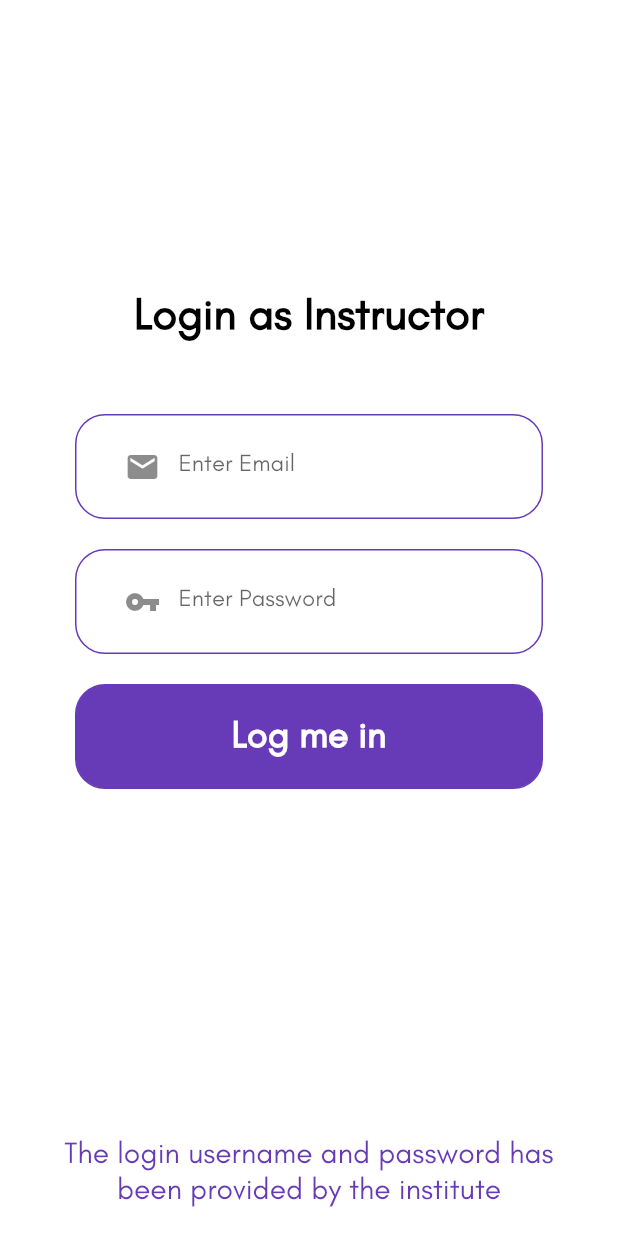
After one commit to hareshnayak/zariya, a Flutter app: the screen it shows after launch, after a tap on "Login as an Instructor", on a phone screen of 412 x 824 dp. The commit adds this screen. Run offline on Flutter 3.47's test engine with Material 2 defaults, Android fonts, the phone set to English and light mode, and no system bars; our stand-ins replace carousel_pro, carousel_slider, cloud_firestore, firebase_auth, firebase_storage, google_sign_in and 1 more; accounts and stored records are empty; network calls fail.

Commit message:
Teacher Login created

```diff
--- a/lib/index.dart
+++ b/lib/index.dart
@@ -64,16 +64,20 @@ class _IndexPageState extends State<IndexPage> {
         appBar: PreferredSize(
           preferredSize: Size.fromHeight(45.0),
           child: AppBar(
+            leading: Image.asset('assets/images/navl.png'),
             backgroundColor: Colors.transparent,
             iconTheme: new IconThemeData(color: Colors.black),
-            title: Center(
-              child: Text(
+            title: Row(
+              children: [
+                SizedBox(width: MediaQuery.of(context).size.width - 280),
+                Text(
                   'zariya',
                   style: TextStyle(
                       fontWeight: FontWeight.bold,
                       fontSize: 25,
                       color: Colors.black),
                 ),
+              ],
             ),
             elevation: 0,
 //            actions: <Widget>[
--- a/lib/login.dart
+++ b/lib/login.dart
@@ -4,6 +4,7 @@ import 'package:firebase_auth/firebase_auth.dart';
 import 'package:flutter/material.dart';
 import 'package:zariya/index.dart';
 import 'package:google_sign_in/google_sign_in.dart';
+import 'package:zariya/loginTeacher.dart';
 import 'package:zariya/resources/strings.dart';
 
 class LoginScreen extends StatefulWidget {
@@ -158,73 +159,29 @@ class LoginScreenState extends State<LoginScreen> {
                     child: new Image.asset('assets/images/signinGoogle.png'),
                   ),
                   SizedBox(
-                    height: 50,
+                    height: 20,
                   ),
+                  Container(
+                      child: GestureDetector(
+                    onTap: () {
+                      Navigator.push(
+                        context,
+                        MaterialPageRoute(
+                          builder: (BuildContext context) => LoginTeacher(),
+                        ),
+                      );
+                    },
+                    child: Text(
+                      "Login as an Instructor",
+                      style: TextStyle(
+                          color: Colors.blue,
+                          fontWeight: FontWeight.w400,
+                          fontSize: 17,
+                          fontFamily: 'Comfortaa'),
+                    ),
+                  )),
                 ],
               ),
-
-//         child: ListView(
-//           children: <Widget>[
-//             Text(
-//               'Zariya',
-//               style: TextStyle(
-//                   fontSize: 40,
-//                   fontWeight: FontWeight.bold,
-//                   fontFamily: 'Inter',
-//                   color: Colors.black),
-//             ),
-//             Text(
-//               'Login',
-//               style: TextStyle(
-//                   fontSize: 20, fontFamily: 'Inter', color: Colors.black),
-//             ),
-//             SizedBox(height: 400),
-//             Container(
-// //                 width: MediaQuery.of(context).size.width,
-//               margin: EdgeInsets.symmetric(vertical: 20),
-//               child: FlatButton(
-//                 padding: EdgeInsets.all(10),
-//                 shape: RoundedRectangleBorder(
-//                     borderRadius: new BorderRadius.circular(15)),
-//                 color: grey1,
-//                 onPressed: () {
-//                   handleSignIn();
-//                 },
-//                 child: Text(
-//                   'Sign in with Google',
-//                   style: TextStyle(
-//                       color: Colors.black,
-//                       fontWeight: FontWeight.bold,
-//                       fontSize: 20,
-//                       fontFamily: 'Inter'),
-//                 ),
-//               ),
-//             ),
-// //                   Container(height: 1, color: Colors.black),
-// //                   Padding(
-// //                     padding:  EdgeInsets.symmetric(vertical:10),
-// //                     child:Text('Do not have an account?'),),
-// //                   Container(
-// // //                 width: MediaQuery.of(context).size.width,
-// //                     margin: EdgeInsets.symmetric(vertical:10),
-// //                     child: FlatButton(
-// //                       padding: EdgeInsets.all(10),
-// //                       shape: RoundedRectangleBorder(
-// //                           borderRadius: new BorderRadius.circular(15)),
-// //                       color: Colors.black,
-// //                       onPressed: () {},
-// //                       child: Text(
-// //                         'Sign Up',
-// //                         style: TextStyle(
-// //                             color: Colors.white,
-// //                             fontWeight: FontWeight.bold,
-// //                             fontSize: 20),
-// //                       ),
-// //                     ),
-// //                   ),
-// //                  ),
-//           ],
-//         ),
             ),
     );
   }
--- /dev/null
+++ b/lib/loginTeacher.dart
@@ -0,0 +1,117 @@
+import 'package:flutter/material.dart';
+
+class LoginTeacher extends StatefulWidget {
+  @override
+  _LoginTeacherState createState() => _LoginTeacherState();
+}
+
+class _LoginTeacherState extends State<LoginTeacher> {
+  @override
+  Widget build(BuildContext context) {
+    return Scaffold(
+      backgroundColor: Colors.white,
+      body: Container(
+        width: MediaQuery.of(context).size.width,
+        height: MediaQuery.of(context).size.height,
+        child: Column(
+          mainAxisAlignment: MainAxisAlignment.start,
+          crossAxisAlignment: CrossAxisAlignment.center,
+          children: <Widget>[
+            SizedBox(height: 150),
+            Container(
+              padding: EdgeInsets.symmetric(vertical: 40),
+              child: Text("Login as Instructor",
+                  style: TextStyle(
+                    color: Colors.black,
+                    fontSize: 30,
+                    fontWeight: FontWeight.w600,
+                  ),
+                  textAlign: TextAlign.center),
+            ),
+            Container(
+              padding: EdgeInsets.symmetric(vertical: 10, horizontal: 20),
+              margin: EdgeInsets.symmetric(vertical: 10, horizontal: 40),
+              width: MediaQuery.of(context).size.width - 100,
+              decoration: BoxDecoration(
+                borderRadius: BorderRadius.all(
+                  Radius.circular(20.0),
+                ),
+                border: Border.all(
+                  width: 1,
+                  color: Colors.deepPurple,
+                ),
+              ),
+              child: TextField(
+                decoration: InputDecoration(
+                  border: InputBorder.none,
+                  hintText: 'Enter Email',
+                  prefixIcon: Icon(Icons.email),
+                ),
+              ),
+            ),
+            Container(
+              padding: EdgeInsets.symmetric(vertical: 10, horizontal: 20),
+              margin: EdgeInsets.symmetric(vertical: 10, horizontal: 40),
+              width: MediaQuery.of(context).size.width - 100,
+              decoration: BoxDecoration(
+                borderRadius: BorderRadius.all(
+                  Radius.circular(20.0),
+                ),
+                border: Border.all(
+                  width: 1,
+                  color: Colors.deepPurple,
+                ),
+              ),
+              child: TextField(
+                decoration: InputDecoration(
+                  border: InputBorder.none,
+                  hintText: 'Enter Password',
+                  prefixIcon: Icon(Icons.vpn_key),
+                ),
+              ),
+            ),
+            Container(
+              padding: EdgeInsets.symmetric(vertical: 17, horizontal: 20),
+              margin: EdgeInsets.symmetric(vertical: 10, horizontal: 40),
+              width: MediaQuery.of(context).size.width - 100,
+              height: 70,
+              decoration: BoxDecoration(
+                borderRadius: BorderRadius.all(
+                  Radius.circular(20.0),
+                ),
+                border: Border.all(
+                  width: 1,
+                  color: Colors.deepPurple,
+                ),
+                color: Colors.deepPurple,
+              ),
+              child: GestureDetector(
+                onTap: () {},
+                child: Text(
+                  'Log me in',
+                  style: TextStyle(
+                      color: Colors.white,
+                      fontSize: 25,
+                      fontWeight: FontWeight.bold),
+                  textAlign: TextAlign.center,
+                ),
+              ),
+            ),
+            Spacer(),
+            Container(
+              padding: EdgeInsets.symmetric(vertical: 20, horizontal: 20),
+              child: Text(
+                  "The login username and password has been provided by the institute",
+                  style: TextStyle(
+                    color: Colors.deepPurple,
+                    fontSize: 20,
+                    fontWeight: FontWeight.w500,
+                  ),
+                  textAlign: TextAlign.center),
+            ),
+          ],
+        ),
+      ),
+    );
+  }
+}
--- a/lib/post.dart
+++ b/lib/post.dart
@@ -30,11 +30,11 @@ class _PostState extends State<Post> {
   TextEditingController descController = new TextEditingController();
 
   Future getImage() async {
-    var image =
-        await picker.getImage(source: ImageSource.gallery, imageQuality: 50);
+    var image = await ImagePicker.pickImage(
+        source: ImageSource.gallery, imageQuality: 50);
     if (image != null) {
       setState(() {
-        _image = image as File;
+        _image = image;
         imageTaken = true;
       });
       print(_image.path);
--- /dev/null
+++ b/lib/teacher.dart
@@ -0,0 +1 @@
+import 'package:flutter/material.dart';
```
Also changed, not shown: assets/images/SearchD.png (added), assets/images/SearchL.png (added), assets/images/navd.png (added), assets/images/navl.png (added). Lines whose indentation alone changed are shown as unchanged.
